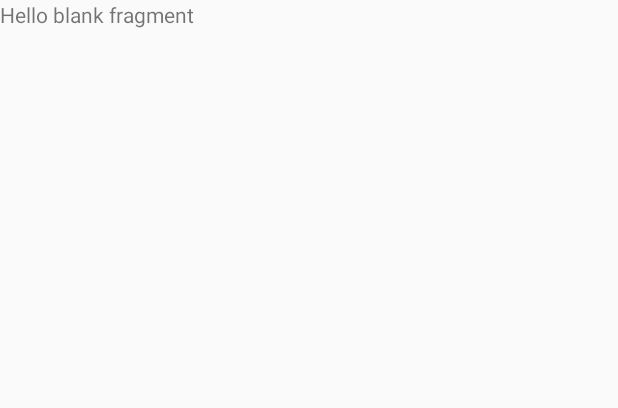
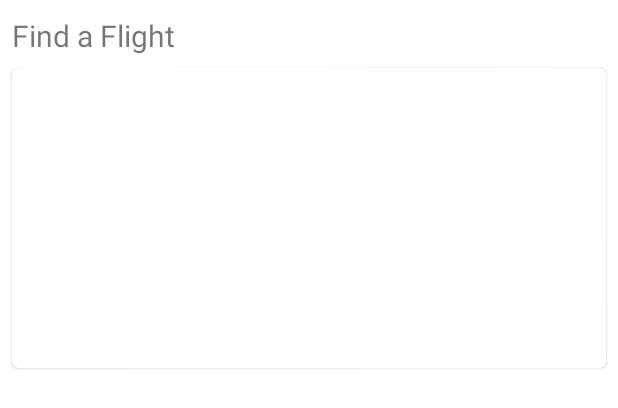
Before and after one commit to amandaf360/FlightCompare, an Android app: the layout fragment_search_flights.xml on its own in the app's theme, with its tools: preview values and no code run, on a phone screen of 412 x 824 dp. Shown: the top 408 px of the screen. Run offline under Robolectric (Android 15) with nearby library versions, the phone set to English and light mode, and no system bars.

Commit message:
Beginning of search flights page

```diff
--- a/app/build.gradle
+++ b/app/build.gradle
@@ -28,4 +28,5 @@ dependencies {
     testImplementation 'junit:junit:4.12'
     androidTestImplementation 'androidx.test.ext:junit:1.1.1'
     androidTestImplementation 'androidx.test.espresso:espresso-core:3.1.0'
+    implementation 'com.android.support:cardview-v7:28.0.0'
 }
--- a/app/src/main/AndroidManifest.xml
+++ b/app/src/main/AndroidManifest.xml
@@ -10,7 +10,7 @@
         android:label="@string/app_name"
         android:roundIcon="@mipmap/ic_launcher_round"
         android:supportsRtl="true"
-        android:theme="@style/AppTheme">
+        android:theme="@style/Theme.MyApp">
         <activity
             android:name=".MainActivity"
             android:label="@string/app_name">
--- a/app/src/main/res/layout/fragment_search_flights.xml
+++ b/app/src/main/res/layout/fragment_search_flights.xml
@@ -6,11 +6,43 @@
     android:layout_height="match_parent"
     tools:context=".FlightsTab.SearchFlights">
 
-    <!-- TODO: Update blank fragment layout -->
-    <TextView
+    <LinearLayout
         android:layout_width="match_parent"
         android:layout_height="match_parent"
-        android:text="@string/hello_blank_fragment" />
+        android:orientation="vertical">
 
+        <TextView
+            android:id="@+id/text_view_id"
+            android:layout_width="wrap_content"
+            android:layout_height="wrap_content"
+            android:layout_marginLeft="@dimen/mtrl_card_spacing"
+            android:paddingTop="10dp"
+            android:text="@string/find_flight"
+            android:textSize="20sp" />
+
+        <com.google.android.material.card.MaterialCardView
+            style="@style/Widget.MaterialComponents.CardView"
+            android:layout_width="match_parent"
+            android:layout_height="wrap_content"
+            android:layout_marginLeft="@dimen/mtrl_card_spacing"
+            android:layout_marginTop="@dimen/mtrl_card_spacing"
+            android:layout_marginRight="@dimen/mtrl_card_spacing"
+            android:minHeight="200dp"
+            android:padding="10dp">
+
+            <!-- Card contents. -->
+
+        </com.google.android.material.card.MaterialCardView>
+    </LinearLayout>
+
+    <!--    <com.google.android.material.textfield.TextInputLayout-->
+<!--        android:layout_width="match_parent"-->
+<!--        android:layout_height="wrap_content"-->
+<!--        android:hint="Fill this box">-->
+
+<!--        <com.google.android.material.textfield.TextInputEditText-->
+<!--            android:layout_width="match_parent"-->
+<!--            android:layout_height="wrap_content"/>-->
+<!--    </com.google.android.material.textfield.TextInputLayout>-->
 
 </FrameLayout>
--- a/app/src/main/res/values/strings.xml
+++ b/app/src/main/res/values/strings.xml
@@ -4,6 +4,7 @@
     <string name="favorites_tab">Saved</string>
     <string name="compare_tab">Compare</string>
 
-    <!-- TODO: Remove or change this placeholder text -->
-    <string name="hello_blank_fragment">Hello blank fragment</string>
+    <!-- Find a flight screen -->
+    <string name="find_flight">Find a Flight</string>
+
 </resources>
--- a/app/src/main/res/values/styles.xml
+++ b/app/src/main/res/values/styles.xml
@@ -8,4 +8,7 @@
         <item name="colorAccent">@color/accentOrange</item>
     </style>
 
+    <style name="Theme.MyApp" parent="Theme.MaterialComponents.Light">
+        <!-- ... -->
+    </style>
 </resources>
```
